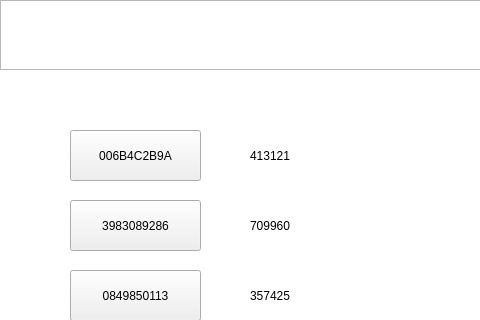
Old version of the form SmartCabinet/Device/devicesimulate.ui in the repository birdman1992/SmartCabinet; both pictures show x 0 to 480 and y 0 to 320 of the 640 by 480 pixel window.
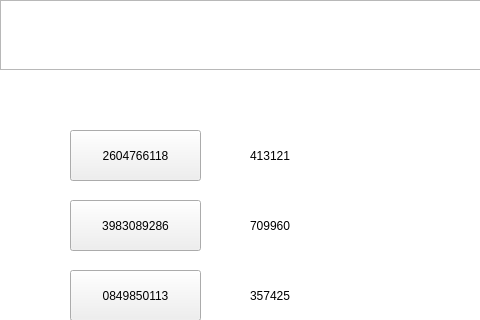
New version of the form.

Patch:
```diff
--- a/SmartCabinet/Device/devicesimulate.ui
+++ b/SmartCabinet/Device/devicesimulate.ui
@@ -72,7 +72,7 @@
         <enum>Qt::NoFocus</enum>
        </property>
        <property name="text">
-        <string>006B4C2B9A</string>
+        <string>2604766118</string>
        </property>
       </widget>
       <widget class="QPushButton" name="pushButton_2">
```
